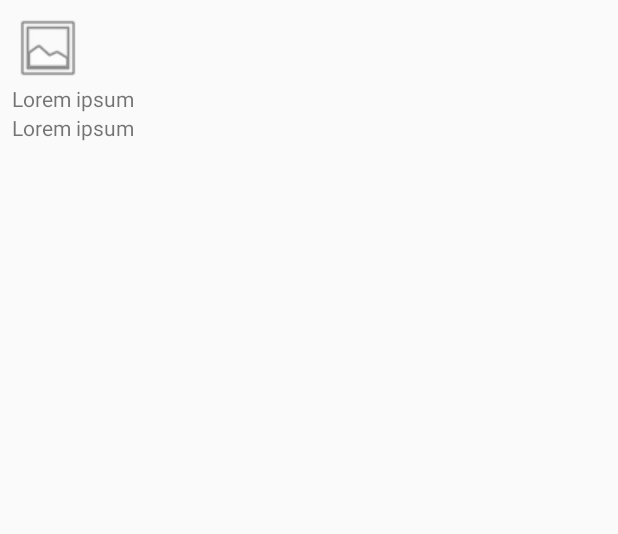
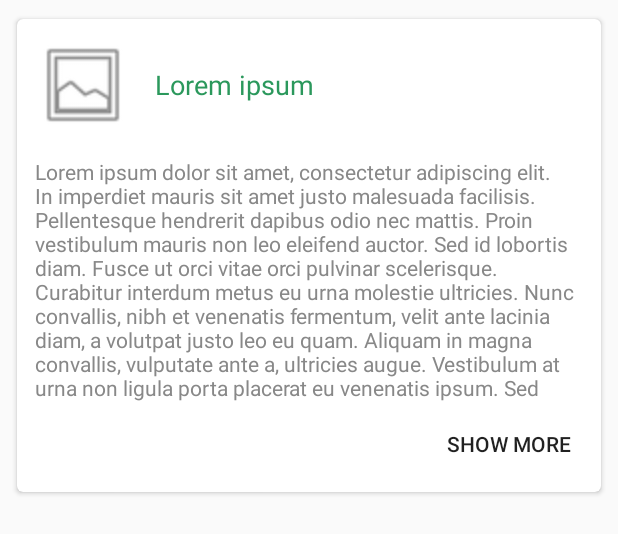
Before and after one commit to Kanialdo/interview-futuremind, an Android app: the layout item_record.xml on its own in the app's theme, with its tools: preview values and no code run, on a phone screen of 412 x 824 dp. Shown: the top 534 px of the screen. Run offline under Robolectric (Android 15) with nearby library versions, the phone set to English and light mode, and no system bars.

```diff
--- a/app/build.gradle
+++ b/app/build.gradle
@@ -39,6 +39,7 @@ dependencies {
     compile 'com.android.support:appcompat-v7:24.1.1'
     compile 'com.android.support:support-v4:24.1.1'
     compile 'com.android.support:recyclerview-v7:24.1.1'
+    compile 'com.android.support:cardview-v7:21.0.+'
     compile 'com.android.support:design:24.1.1'
 
     // json
@@ -54,6 +55,9 @@ dependencies {
 
     // kotlin
     compile "org.jetbrains.kotlin:kotlin-stdlib:$kotlin_version"
+
+    // picasso
+    compile 'com.squareup.picasso:picasso:2.5.2'
 
 }
 
--- a/app/src/main/res/layout/item_record.xml
+++ b/app/src/main/res/layout/item_record.xml
@@ -1,14 +1,41 @@
 <?xml version="1.0" encoding="utf-8"?>
 <LinearLayout xmlns:android="http://schemas.android.com/apk/res/android"
+              xmlns:card_view="http://schemas.android.com/apk/res-auto"
               android:layout_width="match_parent"
-              android:layout_height="match_parent"
+              android:layout_height="wrap_content"
+              android:layout_margin="8dp"
+              android:gravity="center_vertical"
+              android:orientation="horizontal">
+
+    <android.support.v7.widget.CardView
+        xmlns:card_view="http://schemas.android.com/apk/res-auto"
+        android:id="@+id/card_view"
+        android:layout_width="match_parent"
+        android:layout_height="wrap_content"
+        android:layout_gravity="center"
+        card_view:cardCornerRadius="4dp"
+        card_view:cardUseCompatPadding="true">
+
+        <LinearLayout
+            android:layout_width="match_parent"
+            android:layout_height="wrap_content"
+            android:gravity="center_vertical"
             android:orientation="vertical"
             android:padding="8dp">
 
+            <LinearLayout
+                android:layout_width="match_parent"
+                android:layout_height="wrap_content"
+                android:layout_marginBottom="8dp"
+                android:gravity="center_vertical"
+                android:orientation="horizontal"
+                android:padding="4dp">
+
                 <ImageView
                     android:id="@+id/item_record_iv_avatar"
-        android:layout_width="48dp"
-        android:layout_height="48dp"
+                    android:layout_width="64dp"
+                    android:layout_height="64dp"
+                    android:layout_marginRight="16dp"
                     android:src="@android:drawable/ic_menu_gallery"
                     />
 
@@ -16,12 +43,33 @@
                     android:id="@+id/item_record_tv_title"
                     android:layout_width="match_parent"
                     android:layout_height="wrap_content"
-        android:text="@string/lorem_ipsum"/>
+                    android:text="@string/lorem_ipsum"
+                    android:textColor="@color/colorAccent"
+                    android:textSize="18sp"/>
+
+            </LinearLayout>
 
             <TextView
                 android:id="@+id/item_record_tv_description"
                 android:layout_width="match_parent"
                 android:layout_height="wrap_content"
-        android:text="@string/lorem_ipsum"/>
+                android:maxLines="10"
+                android:padding="4dp"
+                android:text="@string/lorem_ipsum_long"
+                android:textColor="#888888"
+                android:textSize="14sp"/>
+
+            <Button
+                android:id="@+id/item_record_b_more"
+                style="?android:attr/borderlessButtonStyle"
+                android:layout_width="wrap_content"
+                android:layout_height="wrap_content"
+                android:layout_gravity="right"
+                android:text="@string/button_more"
+                />
 
         </LinearLayout>
+
+    </android.support.v7.widget.CardView>
+
+</LinearLayout>
--- a/app/src/main/res/values/colors.xml
+++ b/app/src/main/res/values/colors.xml
@@ -1,6 +1,6 @@
 <?xml version="1.0" encoding="utf-8"?>
 <resources>
-    <color name="colorPrimary">#3F51B5</color>
-    <color name="colorPrimaryDark">#303F9F</color>
-    <color name="colorAccent">#FF4081</color>
+    <color name="colorPrimary">#282828</color>
+    <color name="colorPrimaryDark">#202020</color>
+    <color name="colorAccent">#2b985c</color>
 </resources>
--- a/app/src/main/res/values/dimens.xml
+++ b/app/src/main/res/values/dimens.xml
@@ -1,6 +1,6 @@
 <?xml version="1.0" encoding="utf-8"?>
 <resources>
-      <dimen name="fab_margin">16dp</dimen>
+    <dimen name="fab_margin">16dp</dimen>
     <dimen name="app_bar_height">200dp</dimen>
     <dimen name="item_width">200dp</dimen>
     <dimen name="text_margin">16dp</dimen>
--- a/app/src/main/res/values/strings.xml
+++ b/app/src/main/res/values/strings.xml
@@ -1,7 +1,9 @@
 <resources>
-    <string name="app_name">interview-futuremind</string>
+    <string name="app_name">Future Mind</string>
     <string name="title_item_detail">Item Detail</string>
 
     <string name="lorem_ipsum">Lorem ipsum</string>
+    <string name="lorem_ipsum_long">Lorem ipsum dolor sit amet, consectetur adipiscing elit. In imperdiet mauris sit amet justo malesuada facilisis. Pellentesque hendrerit dapibus odio nec mattis. Proin vestibulum mauris non leo eleifend auctor. Sed id lobortis diam. Fusce ut orci vitae orci pulvinar scelerisque. Curabitur interdum metus eu urna molestie ultricies. Nunc convallis, nibh et venenatis fermentum, velit ante lacinia diam, a volutpat justo leo eu quam. Aliquam in magna convallis, vulputate ante a, ultricies augue. Vestibulum at urna non ligula porta placerat eu venenatis ipsum. Sed dapibus arcu at convallis auctor. Nulla nec condimentum neque. Interdum et malesuada fames ac ante ipsum primis in faucibus.</string>
+    <string name="button_more">Show more</string>
 
 </resources>
```
Also changed, not shown: app/src/main/java/pl/krystiankaniowski/futuremind/MainActivity.java (+11 -2 lines), app/src/main/java/pl/krystiankaniowski/futuremind/adapter/delegated/DataDelegatedAdapter.java (+13 -16 lines), app/src/main/res/layout-w900dp/item_list.xml (+6 -5 lines), app/src/main/res/layout/item_list.xml (+5 -4 lines). Lines whose indentation alone changed are shown as unchanged.
